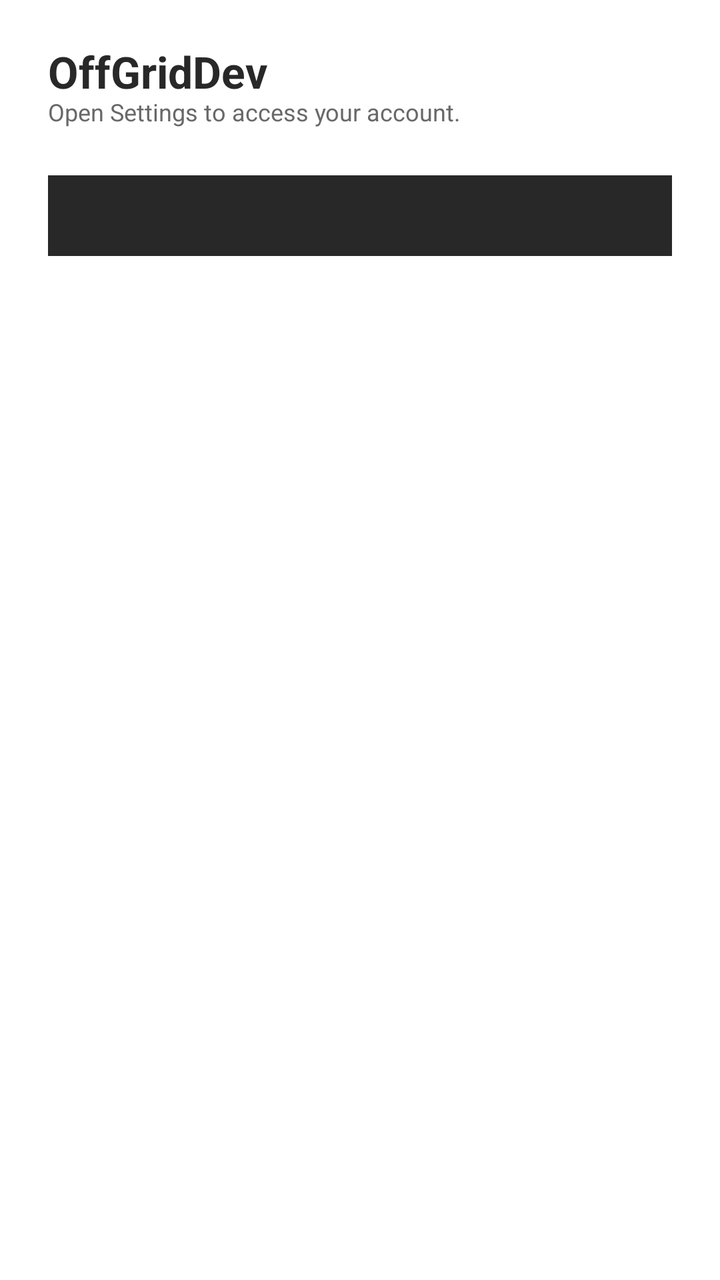
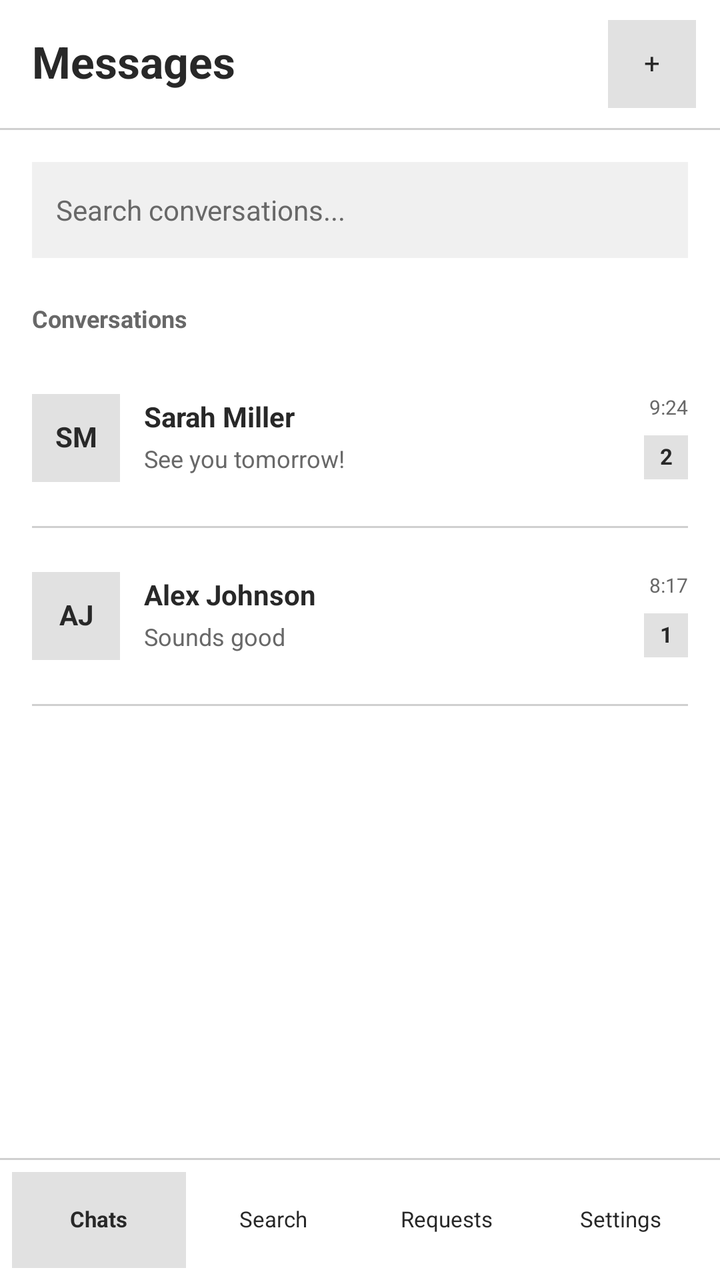

Compare the two renders of this Android layout. The source of the first and the diff that turns it into the second are given below.
<!-- AndroidManifest.xml: application theme Theme.OffGrid -->
<!-- res/layout/activity_main.xml -->
<?xml version="1.0" encoding="utf-8"?>
<ScrollView xmlns:android="http://schemas.android.com/apk/res/android"
    xmlns:app="http://schemas.android.com/apk/res-auto"
    xmlns:tools="http://schemas.android.com/tools"
    android:id="@+id/main"
    android:layout_width="match_parent"
    android:layout_height="match_parent"
    android:background="?attr/colorSurface"
    android:fillViewport="true"
    tools:context=".MainActivity">

    <LinearLayout
        android:layout_width="match_parent"
        android:layout_height="wrap_content"
        android:orientation="vertical"
        android:padding="24dp">

        <TextView
            style="@style/Widget.OffGrid.ScreenTitle"
            android:layout_width="match_parent"
            android:layout_height="wrap_content"
            android:text="@string/app_name" />

        <TextView
            style="@style/Widget.OffGrid.ScreenDescription"
            android:layout_width="match_parent"
            android:layout_height="wrap_content"
            android:text="@string/home_description" />

        <com.google.android.material.button.MaterialButton
            android:id="@+id/btnSettings"
            style="@style/Widget.OffGrid.ActionButton"
            android:layout_width="match_parent"
            android:layout_height="wrap_content"
            android:layout_marginTop="24dp"
            android:text="@string/open_settings" />
    </LinearLayout>
</ScrollView>
<!-- resources referenced by this layout -->
<resources>
  <string name="app_name">OffGridDev</string>
  <string name="home_description">Open Settings to access your account.</string>
  <string name="open_settings">Settings</string>
  <style name="Widget.OffGrid.ActionButton" parent="@android:style/Widget.Button">
          <item name="android:layout_width">match_parent</item>
          <item name="android:layout_height">48dp</item>
          <item name="android:background">@color/offgrid_button</item>
          <item name="android:backgroundTint">@color/offgrid_button</item>
          <item name="android:textColor">@color/offgrid_text</item>
          <item name="android:textSize">14sp</item>
          <item name="android:fontFamily">sans-serif</item>
          <item name="android:textAllCaps">false</item>
          <item name="android:textStyle">normal</item>
          <item name="android:gravity">center</item>
          <item name="android:minWidth">0dp</item>
          <item name="android:minHeight">0dp</item>
          <item name="android:padding">8dp</item>
          <item name="android:elevation">0dp</item>
          <item name="android:stateListAnimator">@null</item>
          <item name="android:includeFontPadding">false</item>
          <item name="android:clickable">true</item>
          <item name="android:focusable">true</item>
      </style>
  <style name="Widget.OffGrid.ScreenDescription" parent="">
          <item name="android:textSize">12sp</item>
          <item name="android:fontFamily">sans-serif</item>
          <item name="android:textColor">@color/offgrid_text_secondary</item>
          <item name="android:includeFontPadding">false</item>
      </style>
  <style name="Widget.OffGrid.ScreenTitle" parent="">
          <item name="android:textSize">22sp</item>
          <item name="android:textStyle">bold</item>
          <item name="android:fontFamily">sans-serif</item>
          <item name="android:textColor">@color/offgrid_text</item>
          <item name="android:includeFontPadding">false</item>
          <item name="android:accessibilityHeading">true</item>
      </style>
  <style name="Theme.OffGrid" parent="Base.Theme.OffGrid" />
  <color name="offgrid_button">#E1E1E1</color>
  <color name="offgrid_text">#282828</color>
  <color name="offgrid_text_secondary">#686868</color>
  <style name="Base.Theme.OffGrid" parent="Theme.Material3.Light.NoActionBar">
          <item name="android:fontFamily">sans-serif</item>
          <item name="android:windowBackground">@color/offgrid_background</item>
          <item name="colorSurface">@color/offgrid_background</item>
          <item name="colorOnSurface">@color/offgrid_text</item>
          <item name="colorOnSurfaceVariant">@color/offgrid_text_secondary</item>
          <item name="colorPrimary">@color/offgrid_text</item>
          <item name="colorOnPrimary">@color/offgrid_background</item>
          <item name="android:colorAccent">@color/offgrid_text</item>
          <item name="android:windowLightStatusBar">true</item>
          <item name="android:windowLightNavigationBar">true</item>
      </style>
  <color name="offgrid_background">#FFFFFF</color>
</resources>

<!-- the commit's change to res/layout/activity_main.xml (unified diff, before → after) -->
@@ -1,38 +1,386 @@
 <?xml version="1.0" encoding="utf-8"?>
-<ScrollView xmlns:android="http://schemas.android.com/apk/res/android"
-    xmlns:app="http://schemas.android.com/apk/res-auto"
+<FrameLayout xmlns:android="http://schemas.android.com/apk/res/android"
     xmlns:tools="http://schemas.android.com/tools"
     android:id="@+id/main"
     android:layout_width="match_parent"
     android:layout_height="match_parent"
-    android:background="?attr/colorSurface"
-    android:fillViewport="true"
+    android:background="@color/offgrid_background"
     tools:context=".MainActivity">
 
+    <include
+        android:id="@+id/chatList"
+        layout="@layout/screen_contact_list"
+        android:layout_width="match_parent"
+        android:layout_height="match_parent" />
+</FrameLayout>
+<!-- res/layout/screen_contact_list.xml (included above) -->
+<?xml version="1.0" encoding="utf-8"?>
+<LinearLayout
+    xmlns:android="http://schemas.android.com/apk/res/android"
+    xmlns:tools="http://schemas.android.com/tools"
+    android:layout_width="match_parent"
+    android:layout_height="match_parent"
+    android:id="@+id/contacts_screen"
+    android:orientation="vertical"
+    android:background="#FFFFFF"
+    android:layoutDirection="ltr"
+    tools:layout_width="360dp"
+    tools:layout_height="720dp"
+    tools:ignore="HardcodedText">
     <LinearLayout
         android:layout_width="match_parent"
-        android:layout_height="wrap_content"
-        android:orientation="vertical"
-        android:padding="24dp">
-
+        android:layout_height="64dp"
+        android:orientation="horizontal"
+        android:gravity="center_vertical"
+        android:paddingStart="16dp"
+        android:paddingEnd="12dp">
         <TextView
-            style="@style/Widget.OffGrid.ScreenTitle"
+            android:layout_width="0dp"
+            android:layout_height="wrap_content"
+            android:text="Messages"
+            android:textSize="22sp"
+            android:textColor="#282828"
+            android:fontFamily="sans-serif"
+            android:textStyle="bold"
+            android:includeFontPadding="false"
+            android:layout_weight="1" />
+        <android.widget.Button
+            android:layout_width="44dp"
+            android:layout_height="44dp"
+            android:id="@+id/contacts_new_message"
+            android:text="+"
+            android:textSize="14sp"
+            android:textColor="#282828"
+            android:background="#E1E1E1"
+            android:backgroundTint="#E1E1E1"
+            android:fontFamily="sans-serif"
+            android:textAllCaps="false"
+            android:textStyle="normal"
+            android:gravity="center"
+            android:minWidth="0dp"
+            android:minHeight="0dp"
+            android:padding="8dp"
+            android:elevation="0dp"
+            android:stateListAnimator="@null"
+            android:includeFontPadding="false"
+            android:clickable="false"
+            android:focusable="false"
+            android:contentDescription="New message" />
+    </LinearLayout>
+    <View
+        android:layout_width="match_parent"
+        android:layout_height="1dp"
+        android:background="#D0D0D0" />
+    <ScrollView
+        android:layout_width="match_parent"
+        android:layout_height="0dp"
+        android:layout_weight="1"
+        android:fillViewport="true"
+        android:scrollbars="none">
+        <LinearLayout
             android:layout_width="match_parent"
             android:layout_height="wrap_content"
-            android:text="@string/app_name" />
-
-        <TextView
-            style="@style/Widget.OffGrid.ScreenDescription"
-            android:layout_width="match_parent"
-            android:layout_height="wrap_content"
-            android:text="@string/home_description" />
-
-        <com.google.android.material.button.MaterialButton
-            android:id="@+id/btnSettings"
-            style="@style/Widget.OffGrid.ActionButton"
-            android:layout_width="match_parent"
-            android:layout_height="wrap_content"
-            android:layout_marginTop="24dp"
-            android:text="@string/open_settings" />
+            android:id="@+id/contacts_content"
+            android:orientation="vertical"
+            android:padding="16dp">
+            <android.widget.EditText
+                android:layout_width="match_parent"
+                android:layout_height="48dp"
+                android:id="@+id/contacts_search"
+                android:hint="Search conversations..."
+                android:inputType="textFilter"
+                android:textSize="14sp"
+                android:textColor="#282828"
+                android:textColorHint="#686868"
+                android:background="#F0F0F0"
+                android:backgroundTint="#F0F0F0"
+                android:fontFamily="sans-serif"
+                android:paddingStart="12dp"
+                android:paddingEnd="12dp"
+                android:paddingTop="8dp"
+                android:paddingBottom="8dp"
+                android:gravity="center_vertical"
+                android:singleLine="true"
+                android:minWidth="0dp"
+                android:minHeight="0dp"
+                android:focusable="false"
+                android:focusableInTouchMode="false"
+                android:clickable="false"
+                android:longClickable="false"
+                android:cursorVisible="false"
+                android:importantForAutofill="no"
+                android:saveEnabled="false"
+                android:contentDescription="Search conversations" />
+            <TextView
+                android:layout_width="match_parent"
+                android:layout_height="wrap_content"
+                android:text="Conversations"
+                android:textSize="12sp"
+                android:textColor="#686868"
+                android:fontFamily="sans-serif"
+                android:textStyle="bold"
+                android:includeFontPadding="false"
+                android:layout_marginTop="24dp"
+                android:layout_marginBottom="8dp" />
+            <LinearLayout
+                android:layout_width="match_parent"
+                android:layout_height="88dp"
+                android:id="@+id/contacts_sarah"
+                android:orientation="horizontal"
+                android:gravity="center_vertical">
+                <TextView
+                    android:layout_width="44dp"
+                    android:layout_height="44dp"
+                    android:text="SM"
+                    android:textSize="14sp"
+                    android:textColor="#282828"
+                    android:fontFamily="sans-serif"
+                    android:textStyle="bold"
+                    android:includeFontPadding="false"
+                    android:gravity="center"
+                    android:background="#E1E1E1" />
+                <LinearLayout
+                    android:layout_width="0dp"
+                    android:layout_height="wrap_content"
+                    android:orientation="vertical"
+                    android:layout_weight="1"
+                    android:layout_marginStart="12dp">
+                    <TextView
+                        android:layout_width="match_parent"
+                        android:layout_height="wrap_content"
+                        android:text="Sarah Miller"
+                        android:textSize="14sp"
+                        android:textColor="#282828"
+                        android:fontFamily="sans-serif"
+                        android:textStyle="bold"
+                        android:includeFontPadding="false"
+                        android:maxLines="1"
+                        android:ellipsize="end" />
+                    <TextView
+                        android:layout_width="match_parent"
+                        android:layout_height="wrap_content"
+                        android:text="See you tomorrow!"
+                        android:textSize="12sp"
+                        android:textColor="#686868"
+                        android:fontFamily="sans-serif"
+                        android:textStyle="normal"
+                        android:includeFontPadding="false"
+                        android:layout_marginTop="6dp"
+                        android:maxLines="1"
+                        android:ellipsize="end" />
+                </LinearLayout>
+                <LinearLayout
+                    android:layout_width="36dp"
+                    android:layout_height="wrap_content"
+                    android:orientation="vertical"
+                    android:gravity="end"
+                    android:layout_marginStart="4dp">
+                    <TextView
+                        android:layout_width="wrap_content"
+                        android:layout_height="wrap_content"
+                        android:text="9:24"
+                        android:textSize="10sp"
+                        android:textColor="#686868"
+                        android:fontFamily="sans-serif"
+                        android:textStyle="normal"
+                        android:includeFontPadding="false" />
+                    <TextView
+                        android:layout_width="22dp"
+                        android:layout_height="22dp"
+                        android:text="2"
+                        android:textSize="11sp"
+                        android:textColor="#282828"
+                        android:fontFamily="sans-serif"
+                        android:textStyle="bold"
+                        android:includeFontPadding="false"
+                        android:gravity="center"
+                        android:background="#E1E1E1"
+                        android:layout_marginTop="8dp" />
+                </LinearLayout>
+            </LinearLayout>
+            <View
+                android:layout_width="match_parent"
+                android:layout_height="1dp"
+                android:background="#D0D0D0" />
+            <LinearLayout
+                android:layout_width="match_parent"
+                android:layout_height="88dp"
+                android:id="@+id/contacts_alex"
+                android:orientation="horizontal"
+                android:gravity="center_vertical">
+                <TextView
+                    android:layout_width="44dp"
+                    android:layout_height="44dp"
+                    android:text="AJ"
+                    android:textSize="14sp"
+                    android:textColor="#282828"
+                    android:fontFamily="sans-serif"
+                    android:textStyle="bold"
+                    android:includeFontPadding="false"
+                    android:gravity="center"
+                    android:background="#E1E1E1" />
+                <LinearLayout
+                    android:layout_width="0dp"
+                    android:layout_height="wrap_content"
+                    android:orientation="vertical"
+                    android:layout_weight="1"
+                    android:layout_marginStart="12dp">
+                    <TextView
+                        android:layout_width="match_parent"
+                        android:layout_height="wrap_content"
+                        android:text="Alex Johnson"
+                        android:textSize="14sp"
+                        android:textColor="#282828"
+                        android:fontFamily="sans-serif"
+                        android:textStyle="bold"
+                        android:includeFontPadding="false"
+                        android:maxLines="1"
+                        android:ellipsize="end" />
+                    <TextView
+                        android:layout_width="match_parent"
+                        android:layout_height="wrap_content"
+                        android:text="Sounds good"
+                        android:textSize="12sp"
+                        android:textColor="#686868"
+                        android:fontFamily="sans-serif"
+                        android:textStyle="normal"
+                        android:includeFontPadding="false"
+                        android:layout_marginTop="6dp"
+                        android:maxLines="1"
+                        android:ellipsize="end" />
+                </LinearLayout>
+                <LinearLayout
+                    android:layout_width="36dp"
+                    android:layout_height="wrap_content"
+                    android:orientation="vertical"
+                    android:gravity="end"
+                    android:layout_marginStart="4dp">
+                    <TextView
+                        android:layout_width="wrap_content"
+                        android:layout_height="wrap_content"
+                        android:text="8:17"
+                        android:textSize="10sp"
+                        android:textColor="#686868"
+                        android:fontFamily="sans-serif"
+                        android:textStyle="normal"
+                        android:includeFontPadding="false" />
+                    <TextView
+                        android:layout_width="22dp"
+                        android:layout_height="22dp"
+                        android:text="1"
+                        android:textSize="11sp"
+                        android:textColor="#282828"
+                        android:fontFamily="sans-serif"
+                        android:textStyle="bold"
+                        android:includeFontPadding="false"
+                        android:gravity="center"
+                        android:background="#E1E1E1"
+                        android:layout_marginTop="8dp" />
+                </LinearLayout>
+            </LinearLayout>
+            <View
+                android:layout_width="match_parent"
+                android:layout_height="1dp"
+                android:background="#D0D0D0" />
+        </LinearLayout>
+    </ScrollView>
+    <View
+        android:layout_width="match_parent"
+        android:layout_height="1dp"
+        android:background="#D0D0D0" />
+    <LinearLayout
+        android:layout_width="match_parent"
+        android:layout_height="60dp"
+        android:orientation="horizontal"
+        android:gravity="center_vertical"
+        android:padding="6dp">
+        <android.widget.Button
+            android:layout_width="0dp"
+            android:layout_height="48dp"
+            android:id="@+id/contacts_tab_chats"
+            android:text="Chats"
+            android:textSize="11sp"
+            android:textColor="#282828"
+            android:background="#E1E1E1"
+            android:backgroundTint="#E1E1E1"
+            android:fontFamily="sans-serif"
+            android:textAllCaps="false"
+            android:textStyle="bold"
+            android:gravity="center"
+            android:minWidth="0dp"
+            android:minHeight="0dp"
+            android:padding="2dp"
+            android:elevation="0dp"
+            android:stateListAnimator="@null"
+            android:includeFontPadding="false"
+            android:clickable="false"
+            android:focusable="false"
+            android:layout_weight="1" />
+        <android.widget.Button
+            android:layout_width="0dp"
+            android:layout_height="48dp"
+            android:id="@+id/contacts_tab_search"
+            android:text="Search"
+            android:textSize="11sp"
+            android:textColor="#282828"
+            android:background="#FFFFFF"
+            android:backgroundTint="#FFFFFF"
+            android:fontFamily="sans-serif"
+            android:textAllCaps="false"
+            android:textStyle="normal"
+            android:gravity="center"
+            android:minWidth="0dp"
+            android:minHeight="0dp"
+            android:padding="2dp"
+            android:elevation="0dp"
+            android:stateListAnimator="@null"
+            android:includeFontPadding="false"
+            android:clickable="false"
+            android:focusable="false"
+            android:layout_weight="1" />
+        <android.widget.Button
+            android:layout_width="0dp"
+            android:layout_height="48dp"
+            android:id="@+id/contacts_tab_requests"
+            android:text="Requests"
+            android:textSize="11sp"
+            android:textColor="#282828"
+            android:background="#FFFFFF"
+            android:backgroundTint="#FFFFFF"
+            android:fontFamily="sans-serif"
+            android:textAllCaps="false"
+            android:textStyle="normal"
+            android:gravity="center"
+            android:minWidth="0dp"
+            android:minHeight="0dp"
+            android:padding="2dp"
+            android:elevation="0dp"
+            android:stateListAnimator="@null"
+            android:includeFontPadding="false"
+            android:clickable="false"
+            android:focusable="false"
+            android:layout_weight="1" />
+        <android.widget.Button
+            android:layout_width="0dp"
+            android:layout_height="48dp"
+            android:id="@+id/contacts_tab_settings"
+            android:text="Settings"
+            android:textSize="11sp"
+            android:textColor="#282828"
+            android:background="#FFFFFF"
+            android:backgroundTint="#FFFFFF"
+            android:fontFamily="sans-serif"
+            android:textAllCaps="false"
+            android:textStyle="normal"
+            android:gravity="center"
+            android:minWidth="0dp"
+            android:minHeight="0dp"
+            android:padding="2dp"
+            android:elevation="0dp"
+            android:stateListAnimator="@null"
+            android:includeFontPadding="false"
+            android:clickable="false"
+            android:focusable="false"
+            android:layout_weight="1" />
     </LinearLayout>
-</ScrollView>
+</LinearLayout>
<!-- resource entries referenced after the edit -->
@@ -1,44 +1,6 @@
 <!-- resources referenced by this layout -->
 <resources>
-  <string name="app_name">OffGridDev</string>
-  <string name="home_description">Open Settings to access your account.</string>
-  <string name="open_settings">Settings</string>
-  <style name="Widget.OffGrid.ActionButton" parent="@android:style/Widget.Button">
-          <item name="android:layout_width">match_parent</item>
-          <item name="android:layout_height">48dp</item>
-          <item name="android:background">@color/offgrid_button</item>
-          <item name="android:backgroundTint">@color/offgrid_button</item>
-          <item name="android:textColor">@color/offgrid_text</item>
-          <item name="android:textSize">14sp</item>
-          <item name="android:fontFamily">sans-serif</item>
-          <item name="android:textAllCaps">false</item>
-          <item name="android:textStyle">normal</item>
-          <item name="android:gravity">center</item>
-          <item name="android:minWidth">0dp</item>
-          <item name="android:minHeight">0dp</item>
-          <item name="android:padding">8dp</item>
-          <item name="android:elevation">0dp</item>
-          <item name="android:stateListAnimator">@null</item>
-          <item name="android:includeFontPadding">false</item>
-          <item name="android:clickable">true</item>
-          <item name="android:focusable">true</item>
-      </style>
-  <style name="Widget.OffGrid.ScreenDescription" parent="">
-          <item name="android:textSize">12sp</item>
-          <item name="android:fontFamily">sans-serif</item>
-          <item name="android:textColor">@color/offgrid_text_secondary</item>
-          <item name="android:includeFontPadding">false</item>
-      </style>
-  <style name="Widget.OffGrid.ScreenTitle" parent="">
-          <item name="android:textSize">22sp</item>
-          <item name="android:textStyle">bold</item>
-          <item name="android:fontFamily">sans-serif</item>
-          <item name="android:textColor">@color/offgrid_text</item>
-          <item name="android:includeFontPadding">false</item>
-          <item name="android:accessibilityHeading">true</item>
-      </style>
   <style name="Theme.OffGrid" parent="Base.Theme.OffGrid" />
-  <color name="offgrid_button">#E1E1E1</color>
   <color name="offgrid_text">#282828</color>
   <color name="offgrid_text_secondary">#686868</color>
   <style name="Base.Theme.OffGrid" parent="Theme.Material3.Light.NoActionBar">
